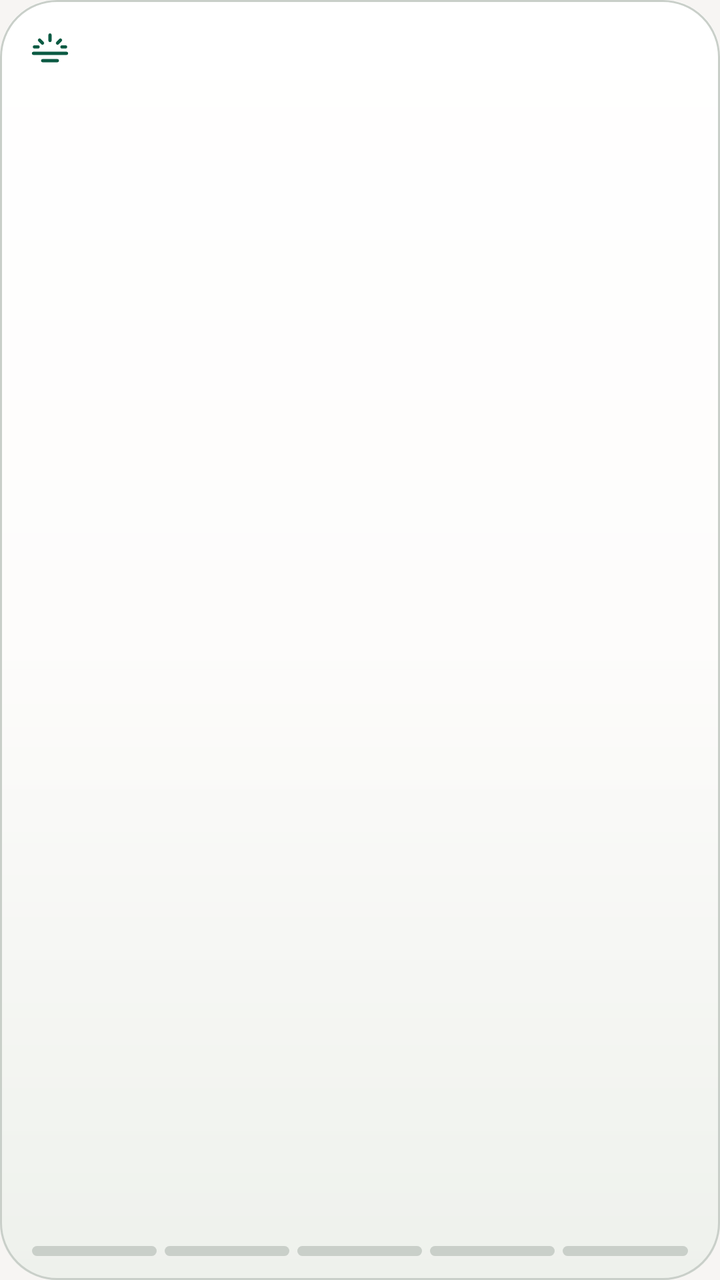
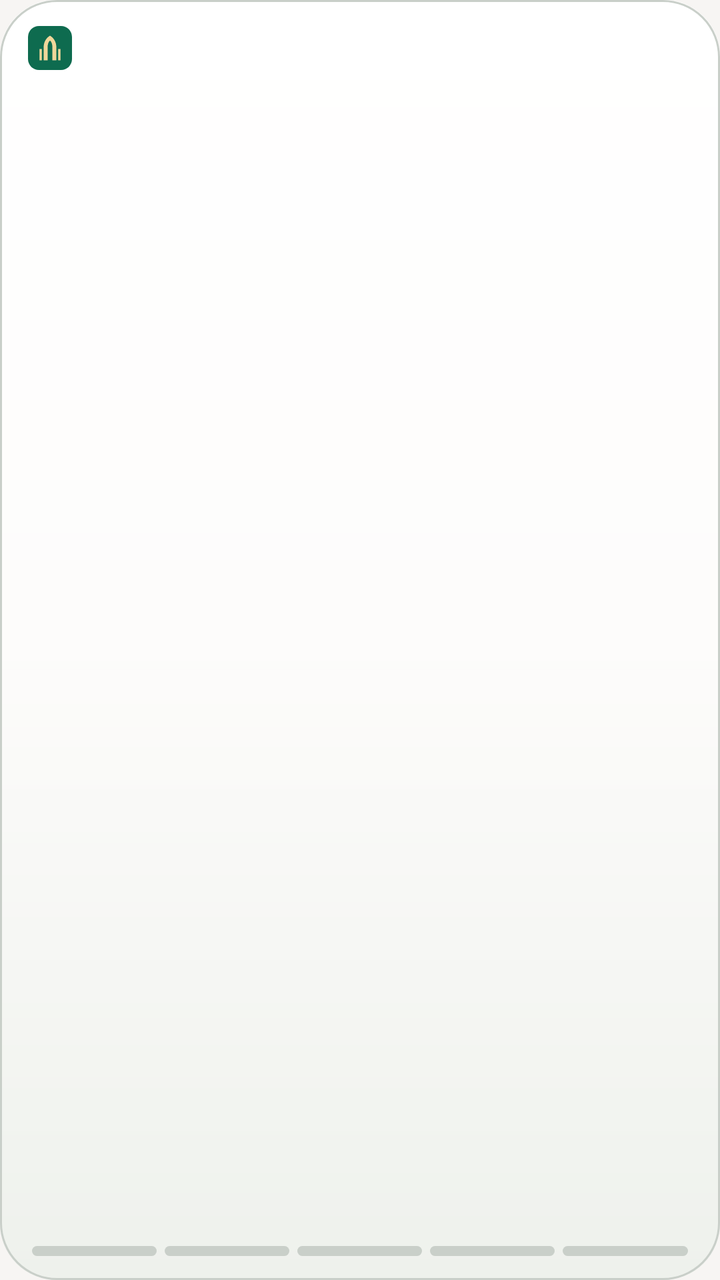

Two renders of the same Android screen: before a commit and after it. Below are the layout's source before the change and the commit's diff.
<!-- AndroidManifest.xml: application theme Theme.SajdaTime -->
<!-- res/layout/widget_next_prayer.xml -->
<?xml version="1.0" encoding="utf-8"?>
<LinearLayout
    xmlns:android="http://schemas.android.com/apk/res/android"
    xmlns:tools="http://schemas.android.com/tools"
    android:id="@+id/widget_root"
    android:layout_width="match_parent"
    android:layout_height="match_parent"
    android:background="@drawable/widget_background"
    android:orientation="vertical"
    android:paddingStart="14dp"
    android:paddingTop="12dp"
    android:paddingEnd="14dp"
    android:paddingBottom="12dp"
    tools:ignore="UselessLeaf,NestedWeights,UseCompoundDrawables">

    <LinearLayout
        android:layout_width="match_parent"
        android:layout_height="wrap_content"
        android:gravity="center_vertical"
        android:orientation="horizontal">
        <ImageView
            android:id="@+id/widget_glyph"
            android:layout_width="22dp"
            android:layout_height="22dp"
            android:importantForAccessibility="no"
            android:src="@drawable/widget_glyph_fajr"
            android:tint="@color/widget_primary" />
        <TextView
            android:id="@+id/widget_name"
            android:layout_width="wrap_content"
            android:layout_height="wrap_content"
            android:layout_marginStart="8dp"
            android:ellipsize="end"
            android:importantForAccessibility="no"
            android:maxLines="1"
            android:textAlignment="viewStart"
            android:textColor="@color/widget_on_surface"
            android:textSize="16sp"
            android:textStyle="bold" />
        <TextView
            android:id="@+id/widget_time"
            android:layout_width="0dp"
            android:layout_height="wrap_content"
            android:layout_marginStart="8dp"
            android:layout_weight="1"
            android:ellipsize="end"
            android:fontFeatureSettings="tnum"
            android:importantForAccessibility="no"
            android:maxLines="1"
            android:textAlignment="viewEnd"
            android:textColor="@color/widget_on_surface_variant"
            android:textSize="13sp" />
    </LinearLayout>

    <LinearLayout
        android:layout_width="match_parent"
        android:layout_height="0dp"
        android:layout_weight="1"
        android:orientation="vertical" />

    <Chronometer
        android:id="@+id/widget_countdown"
        android:layout_width="match_parent"
        android:layout_height="wrap_content"
        android:fontFamily="sans-serif-light"
        android:fontFeatureSettings="tnum"
        android:importantForAccessibility="no"
        android:includeFontPadding="false"
        android:maxLines="1"
        android:textAlignment="viewStart"
        android:textColor="@color/widget_on_surface"
        android:textSize="36sp"
        android:visibility="gone" />
    <TextView
        android:id="@+id/widget_hero_time"
        android:layout_width="match_parent"
        android:layout_height="wrap_content"
        android:ellipsize="end"
        android:fontFamily="sans-serif-light"
        android:fontFeatureSettings="tnum"
        android:importantForAccessibility="no"
        android:includeFontPadding="false"
        android:maxLines="1"
        android:textAlignment="viewStart"
        android:textColor="@color/widget_on_surface"
        android:textSize="36sp"
        android:visibility="gone" />

    <LinearLayout
        android:layout_width="match_parent"
        android:layout_height="wrap_content"
        android:layout_marginTop="6dp"
        android:gravity="center_vertical"
        android:orientation="horizontal">
        <LinearLayout
            android:id="@+id/widget_place_chip"
            android:layout_width="wrap_content"
            android:layout_height="wrap_content"
            android:background="@drawable/widget_chip"
            android:gravity="center_vertical"
            android:importantForAccessibility="yes"
            android:minHeight="24dp"
            android:orientation="horizontal"
            android:paddingStart="7dp"
            android:paddingTop="3dp"
            android:paddingEnd="8dp"
            android:paddingBottom="3dp"
            android:visibility="gone">
            <ImageView
                android:id="@+id/widget_place_pin"
                android:layout_width="12dp"
                android:layout_height="12dp"
                android:importantForAccessibility="no"
                android:src="@drawable/widget_icon_pin"
                android:tint="@color/widget_primary" />
            <TextView
                android:id="@+id/widget_place"
                android:layout_width="wrap_content"
                android:layout_height="wrap_content"
                android:layout_marginStart="4dp"
                android:maxWidth="120dp"
                android:ellipsize="end"
                android:importantForAccessibility="no"
                android:maxLines="1"
                android:textAlignment="viewStart"
                android:textColor="@color/widget_primary"
                android:textSize="12sp"
                android:textStyle="bold" />
            <ImageView
                android:id="@+id/widget_place_update"
                android:layout_width="11dp"
                android:layout_height="11dp"
                android:layout_marginStart="5dp"
                android:importantForAccessibility="no"
                android:src="@drawable/widget_icon_update"
                android:tint="@color/widget_primary" />
        </LinearLayout>
        <TextView
            android:id="@+id/widget_sublabel"
            android:layout_width="0dp"
            android:layout_height="wrap_content"
            android:layout_marginStart="8dp"
            android:layout_weight="1"
            android:ellipsize="end"
            android:importantForAccessibility="no"
            android:maxLines="1"
            android:textAlignment="viewStart"
            android:textColor="@color/widget_on_surface_variant"
            android:textSize="12sp"
            android:visibility="gone" />
    </LinearLayout>

    <LinearLayout
        android:id="@+id/widget_progress"
        android:layout_width="match_parent"
        android:layout_height="wrap_content"
        android:layout_marginTop="8dp"
        android:orientation="horizontal">
        <ImageView
            android:id="@+id/widget_seg_1"
            android:layout_width="0dp"
            android:layout_height="5dp"
            android:layout_marginStart="2dp"
            android:layout_marginEnd="2dp"
            android:layout_weight="1"
            android:background="@drawable/widget_seg_todo"
            android:importantForAccessibility="no" />
        <ImageView
            android:id="@+id/widget_seg_2"
            android:layout_width="0dp"
            android:layout_height="5dp"
            android:layout_marginStart="2dp"
            android:layout_marginEnd="2dp"
            android:layout_weight="1"
            android:background="@drawable/widget_seg_todo"
            android:importantForAccessibility="no" />
        <ImageView
            android:id="@+id/widget_seg_3"
            android:layout_width="0dp"
            android:layout_height="5dp"
            android:layout_marginStart="2dp"
            android:layout_marginEnd="2dp"
            android:layout_weight="1"
            android:background="@drawable/widget_seg_todo"
            android:importantForAccessibility="no" />
        <ImageView
            android:id="@+id/widget_seg_4"
            android:layout_width="0dp"
            android:layout_height="5dp"
            android:layout_marginStart="2dp"
            android:layout_marginEnd="2dp"
            android:layout_weight="1"
            android:background="@drawable/widget_seg_todo"
            android:importantForAccessibility="no" />
        <ImageView
            android:id="@+id/widget_seg_5"
            android:layout_width="0dp"
            android:layout_height="5dp"
            android:layout_marginStart="2dp"
            android:layout_marginEnd="2dp"
            android:layout_weight="1"
            android:background="@drawable/widget_seg_todo"
            android:importantForAccessibility="no" />
    </LinearLayout>
</LinearLayout>
<!-- resources referenced by this layout -->
<resources>
  <color name="widget_on_surface">#1B211E</color>
  <color name="widget_on_surface_variant">#5A605C</color>
  <color name="widget_primary">#0B5A43</color>
  <!-- drawable widget_chip (drawable) -->
  <?xml version="1.0" encoding="utf-8"?>
  <shape xmlns:android="http://schemas.android.com/apk/res/android" android:shape="rectangle">
      <solid android:color="@color/widget_highlight" />
      <corners android:radius="100dp" />
  </shape>
  <!-- drawable widget_glyph_fajr (drawable) -->
  <?xml version="1.0" encoding="utf-8"?>
  <vector xmlns:android="http://schemas.android.com/apk/res/android"
      android:width="24dp"
      android:height="24dp"
      android:autoMirrored="false"
      android:viewportWidth="24"
      android:viewportHeight="24">
      <path
          android:pathData="M3,16H21M12,6V9M6.3,8.8L7.9,10.4M17.7,8.8L16.1,10.4M3.5,12.5H5.5M18.5,12.5H20.5M8,20H16"
          android:strokeWidth="1.8"
          android:strokeAlpha="1"
          android:strokeColor="#FFFFFFFF"
          android:strokeLineCap="round"
          android:strokeLineJoin="round" />
  </vector>
  <!-- drawable widget_icon_pin (drawable) -->
  <?xml version="1.0" encoding="utf-8"?>
  <vector xmlns:android="http://schemas.android.com/apk/res/android"
      android:width="24dp"
      android:height="24dp"
      android:viewportWidth="24"
      android:viewportHeight="24">
      <path
          android:fillColor="#FFFFFFFF"
          android:pathData="M12,2C8.1,2 5,5.1 5,9c0,5.2 7,13 7,13s7,-7.8 7,-13c0,-3.9 -3.1,-7 -7,-7zM12,11.5a2.5,2.5 0,1 1,0 -5a2.5,2.5 0,0 1,0 5z" />
  </vector>
  <!-- drawable widget_icon_update (drawable) -->
  <?xml version="1.0" encoding="utf-8"?>
  <vector xmlns:android="http://schemas.android.com/apk/res/android"
      android:width="24dp"
      android:height="24dp"
      android:viewportWidth="24"
      android:viewportHeight="24">
      <path
          android:pathData="M20,12A8,8 0,1 1,17.3 6M20,4V9H15"
          android:strokeWidth="2.4"
          android:strokeColor="#FFFFFFFF"
          android:strokeLineCap="round"
          android:strokeLineJoin="round" />
  </vector>
  <!-- drawable widget_seg_todo (drawable) -->
  <?xml version="1.0" encoding="utf-8"?>
  <shape xmlns:android="http://schemas.android.com/apk/res/android" android:shape="rectangle">
      <solid android:color="@color/widget_outline_variant" />
      <corners android:radius="3dp" />
  </shape>
  <style name="Theme.SajdaTime" parent="android:Theme.Material.Light.NoActionBar">
          <item name="android:statusBarColor">@android:color/transparent</item>
          <item name="android:navigationBarColor">@android:color/transparent</item>
          <item name="android:windowBackground">@color/window_background</item>
      </style>
  <color name="widget_surface">#FDFCFB</color>
  <color name="widget_surface_bottom">#EEF1EC</color>
  <color name="widget_surface_top">#FFFFFF</color>
  <dimen name="widget_corner_radius">16dp</dimen>
  <color name="widget_sheen">#00FFFFFF</color>
  <color name="widget_edge">#FFC9CFC9</color>
  <color name="widget_highlight">#D7EAE0</color>
  <color name="widget_outline_variant">#C9CFC9</color>
  <color name="window_background">#F7F5F3</color>
  <!-- unchanged entries left out for length: 1 -->
</resources>

<!-- the commit's change to res/layout/widget_next_prayer.xml (unified diff, before → after) -->
@@ -14,6 +14,7 @@
     tools:ignore="UselessLeaf,NestedWeights,UseCompoundDrawables">
 
     <LinearLayout
+        android:id="@+id/widget_title_row"
         android:layout_width="match_parent"
         android:layout_height="wrap_content"
         android:gravity="center_vertical"
@@ -23,25 +24,24 @@
             android:layout_width="22dp"
             android:layout_height="22dp"
             android:importantForAccessibility="no"
-            android:src="@drawable/widget_glyph_fajr"
-            android:tint="@color/widget_primary" />
+            android:src="@drawable/widget_mark" />
         <TextView
             android:id="@+id/widget_name"
             android:layout_width="wrap_content"
             android:layout_height="wrap_content"
-            android:layout_marginStart="8dp"
+            android:layout_marginStart="4dp"
             android:ellipsize="end"
             android:importantForAccessibility="no"
             android:maxLines="1"
             android:textAlignment="viewStart"
             android:textColor="@color/widget_on_surface"
-            android:textSize="16sp"
+            android:textSize="18sp"
             android:textStyle="bold" />
         <TextView
             android:id="@+id/widget_time"
             android:layout_width="0dp"
             android:layout_height="wrap_content"
-            android:layout_marginStart="8dp"
+            android:layout_marginStart="4dp"
             android:layout_weight="1"
             android:ellipsize="end"
             android:fontFeatureSettings="tnum"
@@ -49,7 +49,7 @@
             android:maxLines="1"
             android:textAlignment="viewEnd"
             android:textColor="@color/widget_on_surface_variant"
-            android:textSize="13sp" />
+            android:textSize="14sp" />
     </LinearLayout>
 
     <LinearLayout
@@ -67,7 +67,7 @@
         android:importantForAccessibility="no"
         android:includeFontPadding="false"
         android:maxLines="1"
-        android:textAlignment="viewStart"
+        android:textAlignment="gravity"
         android:textColor="@color/widget_on_surface"
         android:textSize="36sp"
         android:visibility="gone" />
@@ -81,7 +81,7 @@
         android:importantForAccessibility="no"
         android:includeFontPadding="false"
         android:maxLines="1"
-        android:textAlignment="viewStart"
+        android:textAlignment="gravity"
         android:textColor="@color/widget_on_surface"
         android:textSize="36sp"
         android:visibility="gone" />
<!-- resource entries referenced after the edit -->
@@ -9,22 +9,6 @@
       <solid android:color="@color/widget_highlight" />
       <corners android:radius="100dp" />
   </shape>
-  <!-- drawable widget_glyph_fajr (drawable) -->
-  <?xml version="1.0" encoding="utf-8"?>
-  <vector xmlns:android="http://schemas.android.com/apk/res/android"
-      android:width="24dp"
-      android:height="24dp"
-      android:autoMirrored="false"
-      android:viewportWidth="24"
-      android:viewportHeight="24">
-      <path
-          android:pathData="M3,16H21M12,6V9M6.3,8.8L7.9,10.4M17.7,8.8L16.1,10.4M3.5,12.5H5.5M18.5,12.5H20.5M8,20H16"
-          android:strokeWidth="1.8"
-          android:strokeAlpha="1"
-          android:strokeColor="#FFFFFFFF"
-          android:strokeLineCap="round"
-          android:strokeLineJoin="round" />
-  </vector>
   <!-- drawable widget_icon_pin (drawable) -->
   <?xml version="1.0" encoding="utf-8"?>
   <vector xmlns:android="http://schemas.android.com/apk/res/android"
@@ -50,6 +34,29 @@
           android:strokeLineCap="round"
           android:strokeLineJoin="round" />
   </vector>
+  <!-- drawable widget_mark (drawable) -->
+  <?xml version="1.0" encoding="utf-8"?>
+  <vector xmlns:android="http://schemas.android.com/apk/res/android"
+      android:width="32dp"
+      android:height="32dp"
+      android:viewportWidth="64"
+      android:viewportHeight="64">
+      <path
+          android:fillColor="#0E6B4F"
+          android:pathData="M16,0H48A16,16 0,0 1,64,16V48A16,16 0,0 1,48,64H16A16,16 0,0 1,0,48V16A16,16 0,0 1,16,0Z" />
+      <group
+          android:scaleX="0.64"
+          android:scaleY="0.64"
+          android:translateX="-2.56"
+          android:translateY="-2.56">
+          <path
+              android:fillColor="#F0D69A"
+              android:pathData="M54,26C44.9,31.3 39.6,40.9 39.6,52.2V82H48.6V52.2C48.6,45.1 50.5,40.1 54,37C57.5,40.1 59.4,45.1 59.4,52.2V82H68.4V52.2C68.4,40.9 63.1,31.3 54,26Z" />
+          <path
+              android:fillColor="#F0D69A"
+              android:pathData="M30,82H35.4V56.4H30V82ZM72.6,82H78V56.4H72.6V82Z" />
+      </group>
+  </vector>
   <!-- drawable widget_seg_todo (drawable) -->
   <?xml version="1.0" encoding="utf-8"?>
   <shape xmlns:android="http://schemas.android.com/apk/res/android" android:shape="rectangle">
